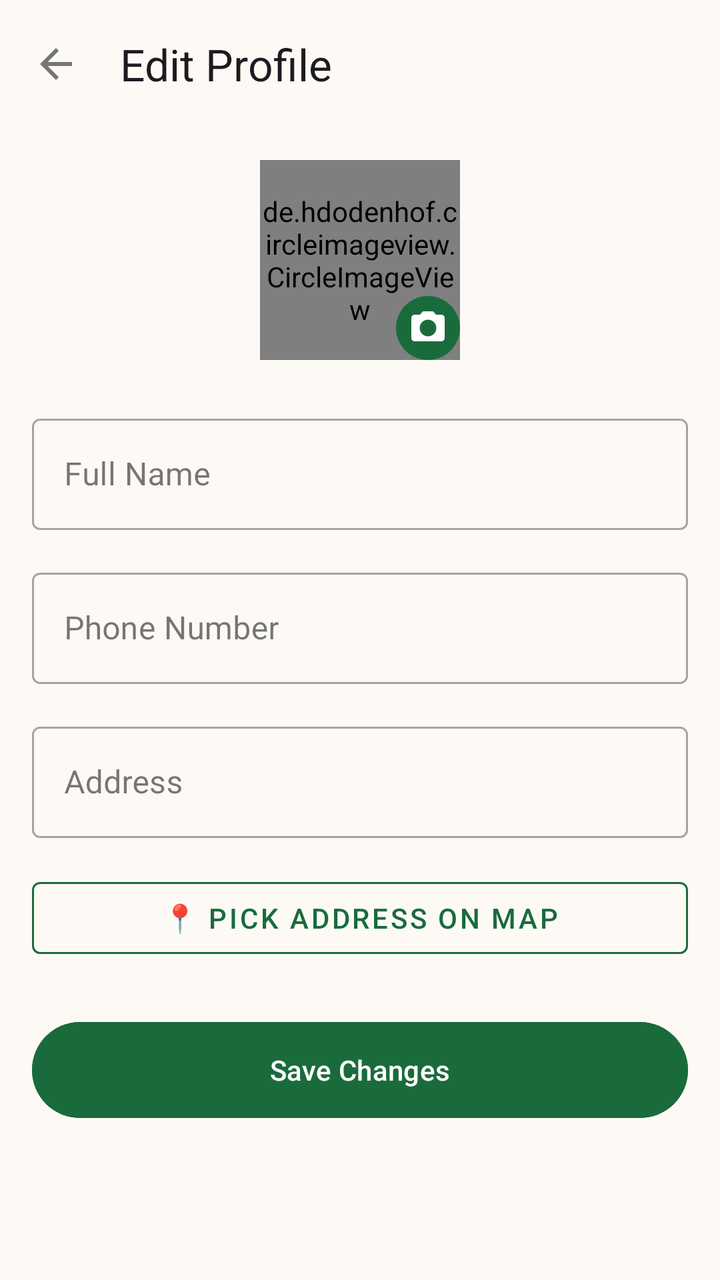
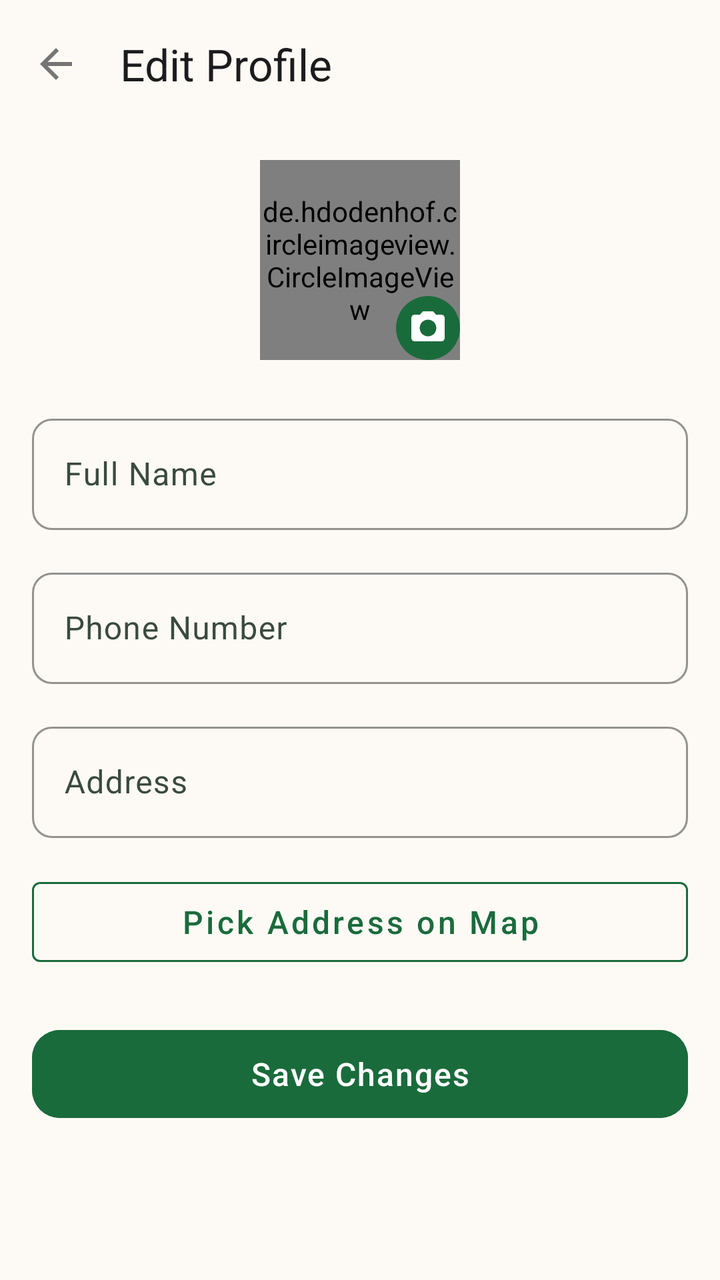

An Android layout rendered at two revisions. The XML below is the earlier revision; the diff shows what the commit changed to produce the second picture.
<!-- AndroidManifest.xml: application theme Theme.REPLATE -->
<!-- res/layout/activity_edit_profile.xml -->
<?xml version="1.0" encoding="utf-8"?>
<LinearLayout xmlns:android="http://schemas.android.com/apk/res/android"
    xmlns:app="http://schemas.android.com/apk/res-auto"
    android:layout_width="match_parent"
    android:layout_height="match_parent"
    android:orientation="vertical"
    android:background="@color/cream">

    <com.google.android.material.appbar.AppBarLayout
        android:layout_width="match_parent"
        android:layout_height="wrap_content"
        android:background="@color/cream">

        <androidx.appcompat.widget.Toolbar
            android:id="@+id/toolbar"
            android:layout_width="match_parent"
            android:layout_height="?attr/actionBarSize"
            app:title="Edit Profile"
            app:navigationIcon="@drawable/ic_back" />

    </com.google.android.material.appbar.AppBarLayout>

    <ScrollView
        android:layout_width="match_parent"
        android:layout_height="match_parent"
        android:padding="16dp">

        <LinearLayout
            android:layout_width="match_parent"
            android:layout_height="wrap_content"
            android:orientation="vertical">

            <FrameLayout
                android:layout_width="wrap_content"
                android:layout_height="wrap_content"
                android:layout_gravity="center"
                android:layout_marginBottom="24dp">

                <de.hdodenhof.circleimageview.CircleImageView
                    android:id="@+id/ivProfileImage"
                    android:layout_width="100dp"
                    android:layout_height="100dp"
                    android:src="@drawable/ic_profile_placeholder"
                    app:civ_border_width="2dp"
                    app:civ_border_color="@color/leaf" />

                <ImageView
                    android:layout_width="32dp"
                    android:layout_height="32dp"
                    android:layout_gravity="bottom|end"
                    android:background="@drawable/circle_background"
                    android:padding="6dp"
                    android:src="@drawable/ic_camera"
                    app:tint="@color/white" />
            </FrameLayout>

            <com.google.android.material.textfield.TextInputLayout
                android:layout_width="match_parent"
                android:layout_height="wrap_content"
                android:layout_marginBottom="16dp"
                android:hint="Full Name"
                style="@style/Widget.MaterialComponents.TextInputLayout.OutlinedBox">

                <com.google.android.material.textfield.TextInputEditText
                    android:id="@+id/etName"
                    android:layout_width="match_parent"
                    android:layout_height="wrap_content"
                    android:inputType="textPersonName" />
            </com.google.android.material.textfield.TextInputLayout>

            <com.google.android.material.textfield.TextInputLayout
                android:layout_width="match_parent"
                android:layout_height="wrap_content"
                android:layout_marginBottom="16dp"
                android:hint="Phone Number"
                style="@style/Widget.MaterialComponents.TextInputLayout.OutlinedBox">

                <com.google.android.material.textfield.TextInputEditText
                    android:id="@+id/etPhone"
                    android:layout_width="match_parent"
                    android:layout_height="wrap_content"
                    android:inputType="phone" />
            </com.google.android.material.textfield.TextInputLayout>

            <com.google.android.material.textfield.TextInputLayout
                android:layout_width="match_parent"
                android:layout_height="wrap_content"
                android:layout_marginBottom="16dp"
                android:hint="Address"
                style="@style/Widget.MaterialComponents.TextInputLayout.OutlinedBox">

                <com.google.android.material.textfield.TextInputEditText
                    android:id="@+id/etAddress"
                    android:layout_width="match_parent"
                    android:layout_height="wrap_content"
                    android:inputType="textPostalAddress" />
            </com.google.android.material.textfield.TextInputLayout>

            <Button
                android:id="@+id/btnPickLocation"
                android:layout_width="match_parent"
                android:layout_height="wrap_content"
                android:layout_marginBottom="24dp"
                android:text="📍 Pick Address on Map"
                style="@style/Widget.MaterialComponents.Button.OutlinedButton"
                android:textColor="@color/leaf"
                app:strokeColor="@color/leaf" />

            <Button
                android:id="@+id/btnSave"
                android:layout_width="match_parent"
                android:layout_height="56dp"
                android:text="Save Changes"
                android:backgroundTint="@color/leaf"
                android:textColor="@color/white" />

        </LinearLayout>
    </ScrollView>
</LinearLayout>
<!-- resources referenced by this layout -->
<resources>
  <style name="Theme.REPLATE" parent="Theme.Material3.Light.NoActionBar">
          
          <item name="colorPrimary">@color/md_theme_primary</item>
          <item name="colorOnPrimary">@color/md_theme_onPrimary</item>
          <item name="colorPrimaryContainer">@color/md_theme_primaryContainer</item>
          <item name="colorOnPrimaryContainer">@color/md_theme_onPrimaryContainer</item>
  
          
          <item name="colorSecondary">@color/md_theme_secondary</item>
          <item name="colorOnSecondary">@color/md_theme_onSecondary</item>
          <item name="colorSecondaryContainer">@color/md_theme_secondaryContainer</item>
          <item name="colorOnSecondaryContainer">@color/md_theme_onSecondaryContainer</item>
  
          
          <item name="colorTertiary">@color/md_theme_tertiary</item>
          <item name="colorOnTertiary">@color/md_theme_onTertiary</item>
          <item name="colorTertiaryContainer">@color/md_theme_tertiaryContainer</item>
          <item name="colorOnTertiaryContainer">@color/md_theme_onTertiaryContainer</item>
  
          
          <item name="colorError">@color/md_theme_error</item>
          <item name="colorOnError">@color/md_theme_onError</item>
          <item name="colorErrorContainer">@color/md_theme_errorContainer</item>
          <item name="colorOnErrorContainer">@color/md_theme_onErrorContainer</item>
  
          
          <item name="android:colorBackground">@color/md_theme_background</item>
          <item name="colorOnBackground">@color/md_theme_onBackground</item>
          <item name="colorSurface">@color/md_theme_surface</item>
          <item name="colorOnSurface">@color/md_theme_onSurface</item>
          <item name="colorSurfaceVariant">@color/md_theme_surfaceVariant</item>
          <item name="colorOnSurfaceVariant">@color/md_theme_onSurfaceVariant</item>
  
          
          <item name="colorOutline">@color/md_theme_outline</item>
          <item name="colorOutlineVariant">@color/md_theme_outlineVariant</item>
  
          
          <item name="colorSurfaceInverse">@color/md_theme_inverseSurface</item>
          <item name="colorOnSurfaceInverse">@color/md_theme_inverseOnSurface</item>
          <item name="colorPrimaryInverse">@color/md_theme_inversePrimary</item>
  
          
          <item name="colorSurfaceContainerLowest">@color/md_theme_surfaceContainerLowest</item>
          <item name="colorSurfaceContainerLow">@color/md_theme_surfaceContainerLow</item>
          <item name="colorSurfaceContainer">@color/md_theme_surfaceContainer</item>
          <item name="colorSurfaceContainerHigh">@color/md_theme_surfaceContainerHigh</item>
          <item name="colorSurfaceContainerHighest">@color/md_theme_surfaceContainerHighest</item>
  
          
          <item name="android:statusBarColor">@color/status_bar</item>
          <item name="android:navigationBarColor">@color/md_theme_surface</item>
  
          
          <item name="android:windowBackground">@color/md_theme_background</item>
      </style>
  <!-- unchanged entries left out for length: 40 -->
</resources>

<!-- the commit's change to res/layout/activity_edit_profile.xml (unified diff, before → after) -->
@@ -59,7 +59,7 @@
                 android:layout_height="wrap_content"
                 android:layout_marginBottom="16dp"
                 android:hint="Full Name"
-                style="@style/Widget.MaterialComponents.TextInputLayout.OutlinedBox">
+                style="@style/Widget.REPLATE.TextInputLayout">
 
                 <com.google.android.material.textfield.TextInputEditText
                     android:id="@+id/etName"
@@ -73,7 +73,7 @@
                 android:layout_height="wrap_content"
                 android:layout_marginBottom="16dp"
                 android:hint="Phone Number"
-                style="@style/Widget.MaterialComponents.TextInputLayout.OutlinedBox">
+                style="@style/Widget.REPLATE.TextInputLayout">
 
                 <com.google.android.material.textfield.TextInputEditText
                     android:id="@+id/etPhone"
@@ -87,7 +87,7 @@
                 android:layout_height="wrap_content"
                 android:layout_marginBottom="16dp"
                 android:hint="Address"
-                style="@style/Widget.MaterialComponents.TextInputLayout.OutlinedBox">
+                style="@style/Widget.REPLATE.TextInputLayout">
 
                 <com.google.android.material.textfield.TextInputEditText
                     android:id="@+id/etAddress"
@@ -99,9 +99,9 @@
             <Button
                 android:id="@+id/btnPickLocation"
                 android:layout_width="match_parent"
-                android:layout_height="wrap_content"
+                android:layout_height="@dimen/button_height"
                 android:layout_marginBottom="24dp"
-                android:text="📍 Pick Address on Map"
+                android:text="Pick Address on Map"
                 style="@style/Widget.MaterialComponents.Button.OutlinedButton"
                 android:textColor="@color/leaf"
                 app:strokeColor="@color/leaf" />
@@ -109,7 +109,7 @@
             <Button
                 android:id="@+id/btnSave"
                 android:layout_width="match_parent"
-                android:layout_height="56dp"
+                android:layout_height="@dimen/button_height"
                 android:text="Save Changes"
                 android:backgroundTint="@color/leaf"
                 android:textColor="@color/white" />
<!-- resource entries referenced after the edit -->
@@ -1,5 +1,14 @@
 <!-- resources referenced by this layout -->
 <resources>
+  <dimen name="button_height">52dp</dimen>
+  <style name="Widget.REPLATE.TextInputLayout" parent="Widget.Material3.TextInputLayout.OutlinedBox">
+          <item name="boxCornerRadiusTopStart">@dimen/radius_sm</item>
+          <item name="boxCornerRadiusTopEnd">@dimen/radius_sm</item>
+          <item name="boxCornerRadiusBottomStart">@dimen/radius_sm</item>
+          <item name="boxCornerRadiusBottomEnd">@dimen/radius_sm</item>
+          <item name="boxStrokeColor">@color/green_primary</item>
+          <item name="hintTextColor">@color/text_secondary</item>
+      </style>
   <style name="Theme.REPLATE" parent="Theme.Material3.Light.NoActionBar">
           
           <item name="colorPrimary">@color/md_theme_primary</item>
@@ -55,7 +64,64 @@
   
           
           <item name="android:windowBackground">@color/md_theme_background</item>
+  
+          
+          <item name="android:fontFamily">sans-serif</item>
+          <item name="textAppearanceTitleLarge">@style/TextAppearance.REPLATE.Headline</item>
+          <item name="textAppearanceTitleMedium">@style/TextAppearance.REPLATE.Subheading</item>
+          <item name="textAppearanceBodyMedium">@style/TextAppearance.REPLATE.Body</item>
+          <item name="textAppearanceLabelLarge">@style/TextAppearance.REPLATE.Label</item>
+  
+          
+          <item name="materialCardViewStyle">@style/Widget.REPLATE.Card</item>
+          <item name="materialButtonStyle">@style/Widget.REPLATE.Button.Primary</item>
+          <item name="textInputStyle">@style/Widget.REPLATE.TextInputLayout</item>
       </style>
+  <dimen name="radius_sm">10dp</dimen>
+  <color name="green_primary">#1A6B3C</color>
+  <color name="text_secondary">#6C6C6E</color>
+  <style name="TextAppearance.REPLATE.Headline" parent="TextAppearance.Material3.TitleLarge">
+          <item name="android:fontFamily">sans-serif-black</item>
+          <item name="android:textSize">@dimen/text_xl</item>
+          <item name="android:textColor">@color/text_primary</item>
+      </style>
+  <style name="TextAppearance.REPLATE.Subheading" parent="TextAppearance.Material3.TitleMedium">
+          <item name="android:fontFamily">sans-serif-medium</item>
+          <item name="android:textSize">@dimen/text_lg</item>
+          <item name="android:textColor">@color/text_primary</item>
+      </style>
+  <style name="TextAppearance.REPLATE.Body" parent="TextAppearance.Material3.BodyMedium">
+          <item name="android:fontFamily">sans-serif</item>
+          <item name="android:textSize">@dimen/text_sm</item>
+          <item name="android:textColor">@color/text_secondary</item>
+      </style>
+  <style name="TextAppearance.REPLATE.Label" parent="TextAppearance.Material3.LabelMedium">
+          <item name="android:fontFamily">sans-serif-medium</item>
+          <item name="android:textSize">@dimen/text_sm</item>
+          <item name="android:textColor">@color/text_primary</item>
+      </style>
+  <style name="Widget.REPLATE.Card" parent="Widget.Material3.CardView.Elevated">
+          <item name="cardCornerRadius">@dimen/radius_md</item>
+          <item name="cardElevation">@dimen/elevation_card</item>
+          <item name="cardBackgroundColor">@color/surface_white</item>
+      </style>
+  <style name="Widget.REPLATE.Button.Primary" parent="Widget.Material3.Button">
+          <item name="android:minHeight">@dimen/button_height</item>
+          <item name="cornerRadius">@dimen/radius_md</item>
+          <item name="android:fontFamily">sans-serif-medium</item>
+          <item name="android:textAllCaps">false</item>
+          <item name="android:textSize">@dimen/text_md</item>
+          <item name="android:textColor">@color/white</item>
+          <item name="backgroundTint">@color/green_primary</item>
+      </style>
+  <dimen name="text_xl">22sp</dimen>
+  <color name="text_primary">#1C1C1E</color>
+  <dimen name="text_lg">18sp</dimen>
+  <dimen name="text_sm">14sp</dimen>
+  <dimen name="radius_md">14dp</dimen>
+  <dimen name="elevation_card">3dp</dimen>
+  <color name="surface_white">#FFFFFF</color>
+  <dimen name="text_md">16sp</dimen>
   <!-- unchanged entries left out for length: 40 -->
 </resources>
 
